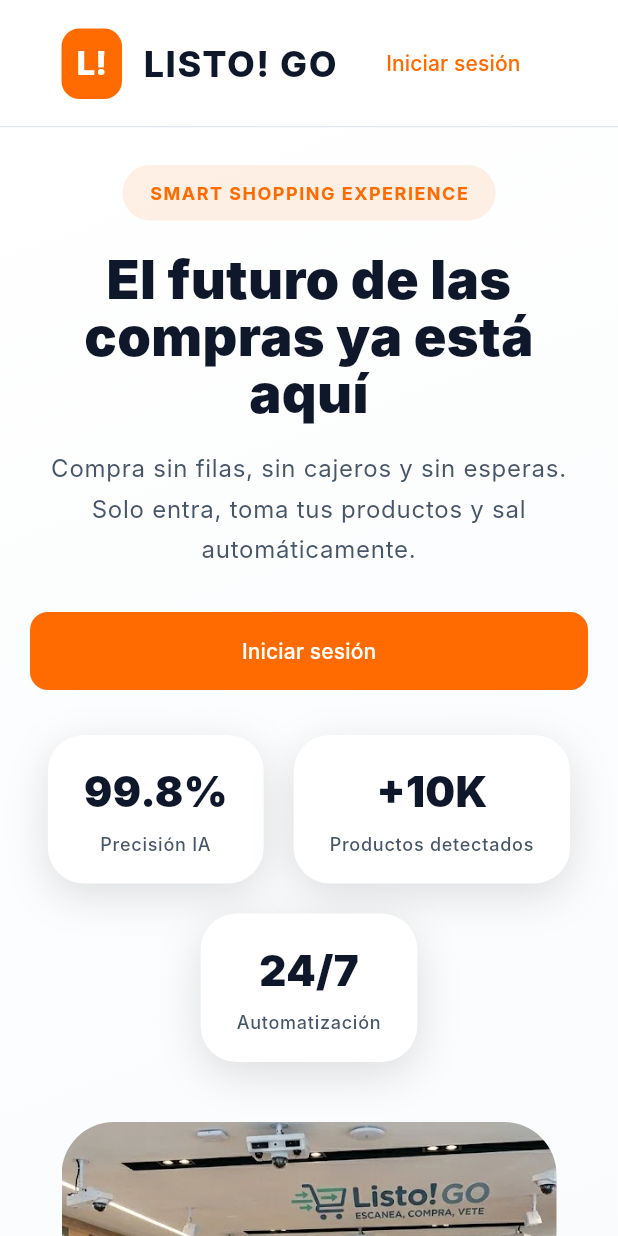
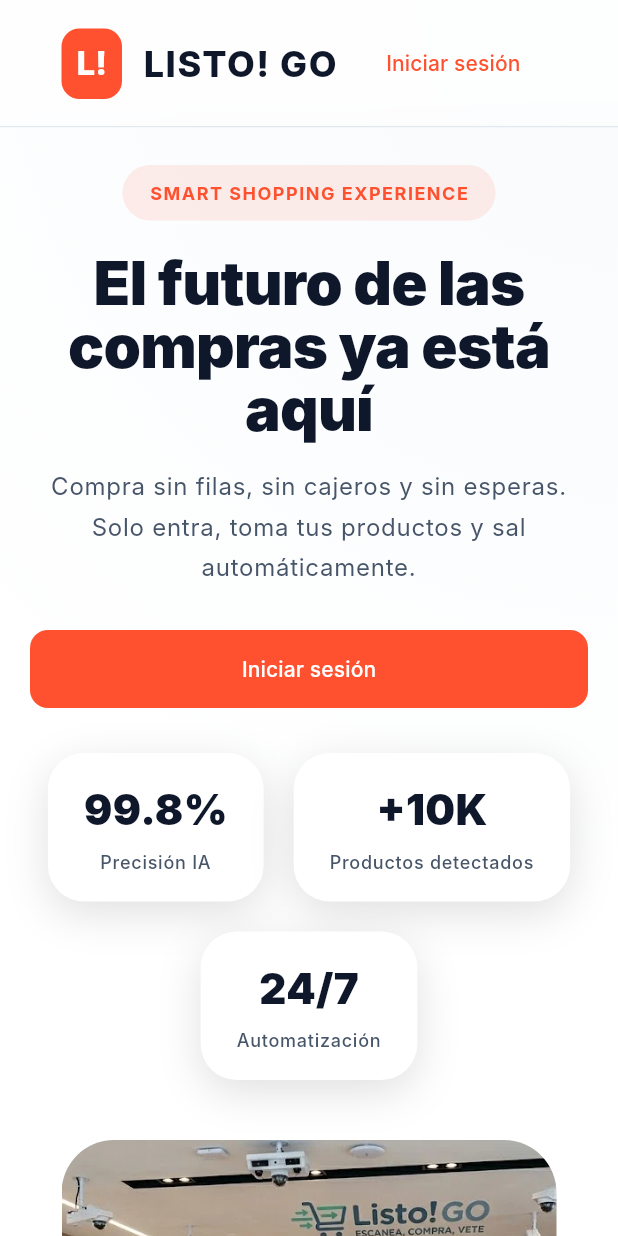
Before and after one commit to xhectorcr/listo-frontend, a Flutter app: the LandingPage screen opened directly, on a phone screen of 412 x 824 dp. Run offline on Flutter 3.47's test engine with Material 3 defaults, Android fonts, the phone set to English and light mode, and no system bars; our stand-ins replace get_it, go_router, permission_handler, shared_preferences; missing offline and left inert: dart:html, mobile_scanner; accounts and stored records are empty; Roboto replaces fonts that are missing (Inter).

Commit message:
mejoras en el diseño

```diff
--- a/lib/features/landing/presentation/pages/landing_page.dart
+++ b/lib/features/landing/presentation/pages/landing_page.dart
@@ -1,5 +1,6 @@
 import 'dart:ui';
 import 'package:flutter/material.dart';
+import '../../../../theme/app_colors.dart';
 import 'package:go_router/go_router.dart';
 import '../../../../widgets/app_button.dart';
 import 'landing_page_styles.dart';
@@ -20,7 +21,7 @@
       appBar: AppBar(
         toolbarHeight: 85,
         elevation: 0,
-        backgroundColor: Colors.white.withOpacity(0.75),
+        backgroundColor: AppColors.glassSurface,
         surfaceTintColor: Colors.transparent,
         flexibleSpace: ClipRRect(
           child: BackdropFilter(
--- a/lib/features/landing/presentation/pages/landing_page_styles.dart
+++ b/lib/features/landing/presentation/pages/landing_page_styles.dart
@@ -191,10 +191,10 @@
   );
 
   static const BoxDecoration heroBackgroundDecoration = BoxDecoration(
-    gradient: LinearGradient(
-      begin: Alignment.topLeft,
-      end: Alignment.bottomRight,
-      colors: [AppColors.surface, AppColors.background],
+    gradient: RadialGradient(
+      center: Alignment.topRight,
+      radius: 1.5,
+      colors: [AppColors.background, AppColors.surface],
     ),
   );
 
@@ -231,22 +231,33 @@
   );
 
   static BoxDecoration stepCardDecoration = BoxDecoration(
-    color: stepCardBackground,
+    color: AppColors.surface,
     borderRadius: AppRadius.extraLargeRadius,
-    boxShadow: AppShadows.small,
+    boxShadow: AppShadows.medium,
+    border: Border.all(color: AppColors.border.withOpacity(0.5)),
   );
 
   static BoxDecoration productCardDecoration = BoxDecoration(
     color: AppColors.surface,
     borderRadius: AppRadius.extraLargeRadius,
-    boxShadow: AppShadows.large,
+    boxShadow: AppShadows.medium,
+    border: Border.all(color: AppColors.border.withOpacity(0.5)),
   );
 
   static BoxDecoration discountCardDecoration = BoxDecoration(
     gradient: LinearGradient(
-      colors: [AppColors.primary, AppColors.secondary],
+      begin: Alignment.topLeft,
+      end: Alignment.bottomRight,
+      colors: [AppColors.primary, AppColors.primaryDark],
     ),
     borderRadius: AppRadius.extraLargeRadius,
+    boxShadow: [
+      BoxShadow(
+        color: AppColors.primary.withOpacity(0.3),
+        blurRadius: 20,
+        offset: const Offset(0, 10),
+      )
+    ],
   );
 
   static BoxDecoration techChipDecoration = BoxDecoration(
--- a/lib/features/landing/presentation/pages/landing_page_widgets.dart
+++ b/lib/features/landing/presentation/pages/landing_page_widgets.dart
@@ -2,6 +2,33 @@
 import 'package:flutter/gestures.dart';
 import 'dart:html' as html;
 import 'landing_page_styles.dart';
+
+class HoverScaleWrapper extends StatefulWidget {
+  final Widget child;
+  const HoverScaleWrapper({super.key, required this.child});
+
+  @override
+  State<HoverScaleWrapper> createState() => _HoverScaleWrapperState();
+}
+
+class _HoverScaleWrapperState extends State<HoverScaleWrapper> {
+  bool isHovered = false;
+
+  @override
+  Widget build(BuildContext context) {
+    return MouseRegion(
+      cursor: SystemMouseCursors.click,
+      onEnter: (_) => setState(() => isHovered = true),
+      onExit: (_) => setState(() => isHovered = false),
+      child: AnimatedContainer(
+        duration: const Duration(milliseconds: 200),
+        curve: Curves.easeOutCubic,
+        transform: Matrix4.identity()..translate(0.0, isHovered ? -8.0 : 0.0),
+        child: widget.child,
+      ),
+    );
+  }
+}
 
 class SectionWrapper extends StatelessWidget {
   final String title;
@@ -56,7 +83,8 @@
 
   @override
   Widget build(BuildContext context) {
-    return Container(
+    return HoverScaleWrapper(
+      child: Container(
         width: 240,
         padding: const EdgeInsets.all(28),
         decoration: LandingStyles.benefitCardDecoration,
@@ -70,6 +98,7 @@
               style: LandingStyles.benefitCardTitleStyle,
             ),
           ],
+        ),
       ),
     );
   }
@@ -91,7 +120,8 @@
 
   @override
   Widget build(BuildContext context) {
-    return Container(
+    return HoverScaleWrapper(
+      child: Container(
         width: 240,
         padding: const EdgeInsets.all(28),
         decoration: LandingStyles.stepCardDecoration,
@@ -136,6 +166,7 @@
                   ),
           ],
         ),
+      ),
     );
   }
 }
@@ -154,7 +185,8 @@
 
   @override
   Widget build(BuildContext context) {
-    return Container(
+    return HoverScaleWrapper(
+      child: Container(
         width: 220,
         padding: const EdgeInsets.all(18),
         decoration: LandingStyles.productCardDecoration,
@@ -180,6 +212,7 @@
             ),
           ],
         ),
+      ),
     );
   }
 }
@@ -196,7 +229,8 @@
 
   @override
   Widget build(BuildContext context) {
-    return Container(
+    return HoverScaleWrapper(
+      child: Container(
         width: 320,
         padding: const EdgeInsets.all(35),
         decoration: LandingStyles.discountCardDecoration,
@@ -219,6 +253,7 @@
               style: LandingStyles.discountCardDescStyle,
             ),
           ],
+        ),
       ),
     );
   }
@@ -338,7 +373,8 @@
 
   @override
   Widget build(BuildContext context) {
-    return Container(
+    return HoverScaleWrapper(
+      child: Container(
         padding: const EdgeInsets.symmetric(horizontal: 24, vertical: 18),
         decoration: LandingStyles.heroStatDecoration,
         child: Column(
@@ -356,6 +392,7 @@
             ),
           ],
         ),
+      ),
     );
   }
 }
--- a/lib/theme/app_colors.dart
+++ b/lib/theme/app_colors.dart
@@ -3,10 +3,11 @@
 class AppColors {
   AppColors._();
 
-  // Core colors
-  static const Color primary = Color(0xFFFF6B00); // Naranja LISTO! Original
-  static const Color secondary = Color(0xFF0F172A); // Slate 900 para contraste premium
-  static const Color accent = Color(0xFFFF8A33); // Tono naranja complementario
+  // Core colors - Modernized Orange
+  static const Color primary = Color(0xFFFF512F); // Vibrant Sunset Orange
+  static const Color primaryDark = Color(0xFFDD2476); // For gradient (Sunset to pink/red)
+  static const Color secondary = Color(0xFF0F172A); // Slate 900 for premium contrast
+  static const Color accent = Color(0xFFFF8A33); // Lighter orange tone
 
   // Semantic colors
   static const Color success = Color(0xFF10B981);
@@ -18,6 +19,7 @@
   static const Color background = Color(0xFFF8FAFC);
   static const Color surface = Color(0xFFFFFFFF);
   static const Color border = Color(0xFFE2E8F0);
+  static const Color glassSurface = Color(0xB3FFFFFF); // 70% opacity white for glass
 
   // Typography
   static const Color textPrimary = Color(0xFF0F172A);
--- a/lib/theme/app_text_styles.dart
+++ b/lib/theme/app_text_styles.dart
@@ -9,24 +9,26 @@
   // Display
   static const TextStyle displayLarge = TextStyle(
     fontFamily: _fontFamily,
-    fontSize: 57,
-    fontWeight: FontWeight.w700,
+    fontSize: 64,
+    fontWeight: FontWeight.w900,
     color: AppColors.textPrimary,
-    letterSpacing: -0.25,
+    letterSpacing: -1.5,
   );
 
   static const TextStyle displayMedium = TextStyle(
     fontFamily: _fontFamily,
-    fontSize: 45,
-    fontWeight: FontWeight.w700,
+    fontSize: 48,
+    fontWeight: FontWeight.w800,
     color: AppColors.textPrimary,
+    letterSpacing: -1.0,
   );
 
   static const TextStyle displaySmall = TextStyle(
     fontFamily: _fontFamily,
-    fontSize: 36,
-    fontWeight: FontWeight.w600,
+    fontSize: 40,
+    fontWeight: FontWeight.w800,
     color: AppColors.textPrimary,
+    letterSpacing: -0.5,
   );
 
   // Headline
```
Lines whose indentation alone changed are shown as unchanged.
